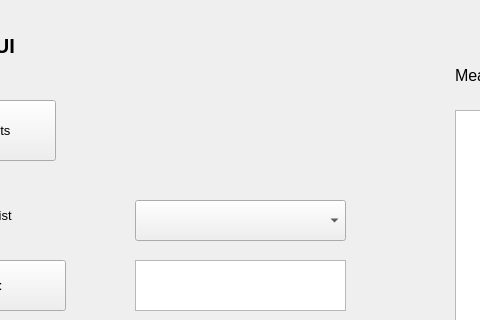
Qt form measureGUI.ui (benjaminze/kpi_internship) before a commit; both pictures show x 195 to 675 and y 0 to 320 of the 1289 by 705 pixel window.
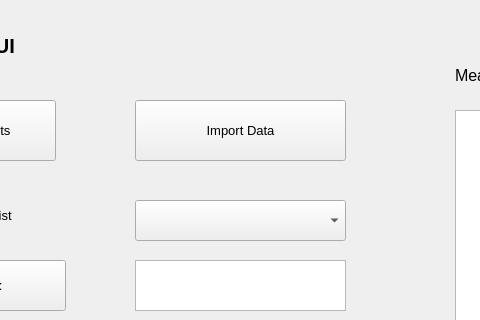
The same form after that commit.

Commit message: added import button

Diff of the .ui file:
```diff
--- a/measureGUI.ui
+++ b/measureGUI.ui
@@ -366,6 +366,26 @@
      <string>Channel 2</string>
     </property>
    </widget>
+   <widget class="QPushButton" name="import_data_button">
+    <property name="geometry">
+     <rect>
+      <x>330</x>
+      <y>100</y>
+      <width>211</width>
+      <height>61</height>
+     </rect>
+    </property>
+    <property name="font">
+     <font>
+      <pointsize>10</pointsize>
+      <weight>50</weight>
+      <bold>false</bold>
+     </font>
+    </property>
+    <property name="text">
+     <string>Import Data</string>
+    </property>
+   </widget>
   </widget>
   <widget class="QMenuBar" name="menubar">
    <property name="geometry">
```
The commit also changes 2 other files.
